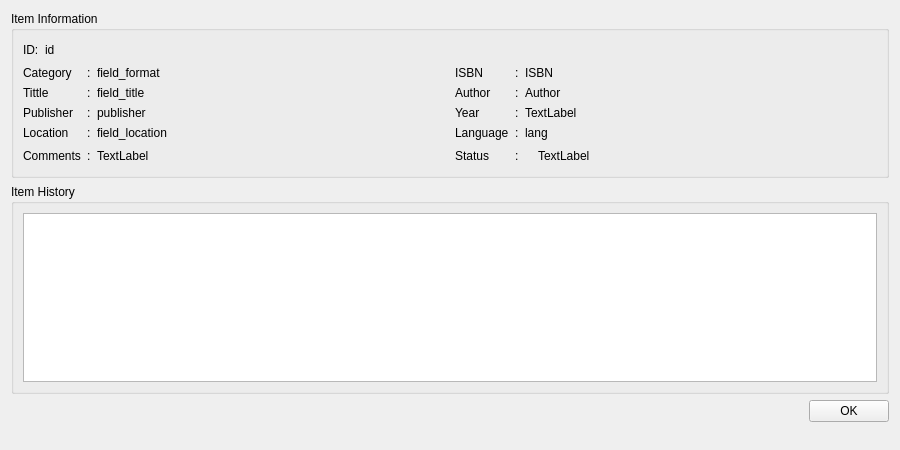
Before: the Qt Designer form src/Gui/mItemInfo.ui in cagonza6/Buho, drawn with Qt 5.
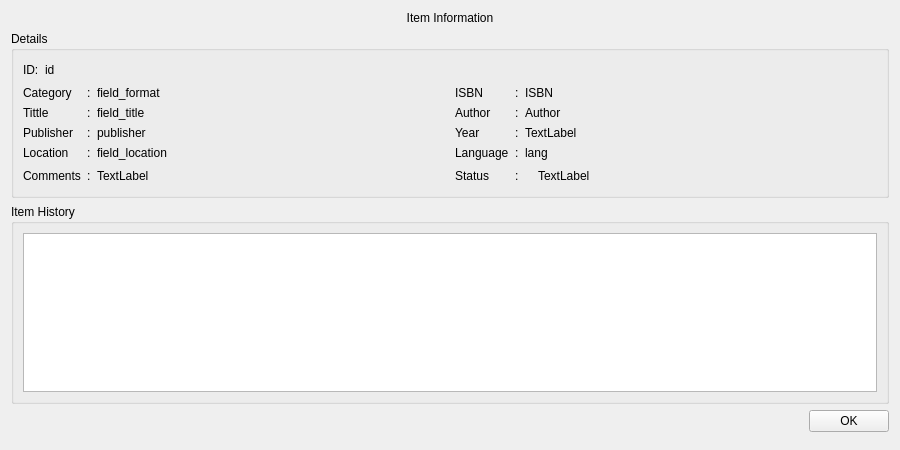
After: the same form once the commit is applied. Icons and pictures are not drawn.

```diff
--- a/src/Gui/mItemInfo.ui
+++ b/src/Gui/mItemInfo.ui
@@ -24,10 +24,20 @@
   </property>
   <layout class="QVBoxLayout" name="verticalLayout_2">
    <item>
-    <widget class="QGroupBox" name="groupBox">
-     <property name="title">
+    <widget class="QLabel" name="title">
+     <property name="text">
       <string>Item Information</string>
      </property>
+     <property name="alignment">
+      <set>Qt::AlignCenter</set>
+     </property>
+    </widget>
+   </item>
+   <item>
+    <widget class="QGroupBox" name="groupBox">
+     <property name="title">
+      <string>Details</string>
+     </property>
      <layout class="QVBoxLayout" name="verticalLayout">
       <item>
        <layout class="QHBoxLayout" name="horizontalLayout_2">
```
Left out of the diff: 1 changed line with no effect on the pictures.
